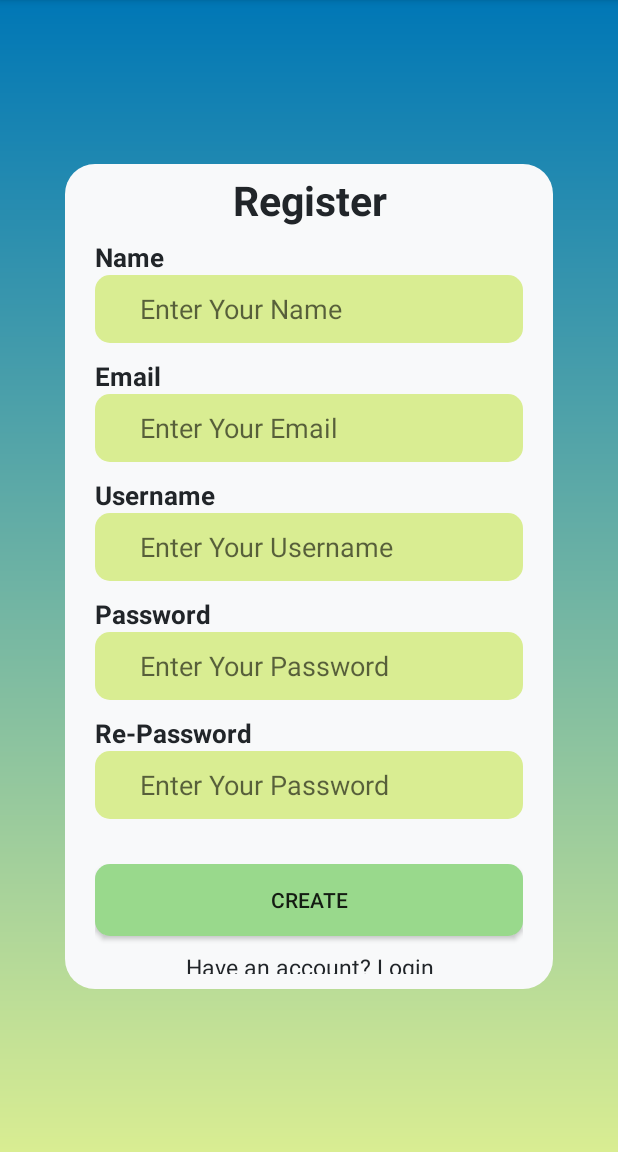
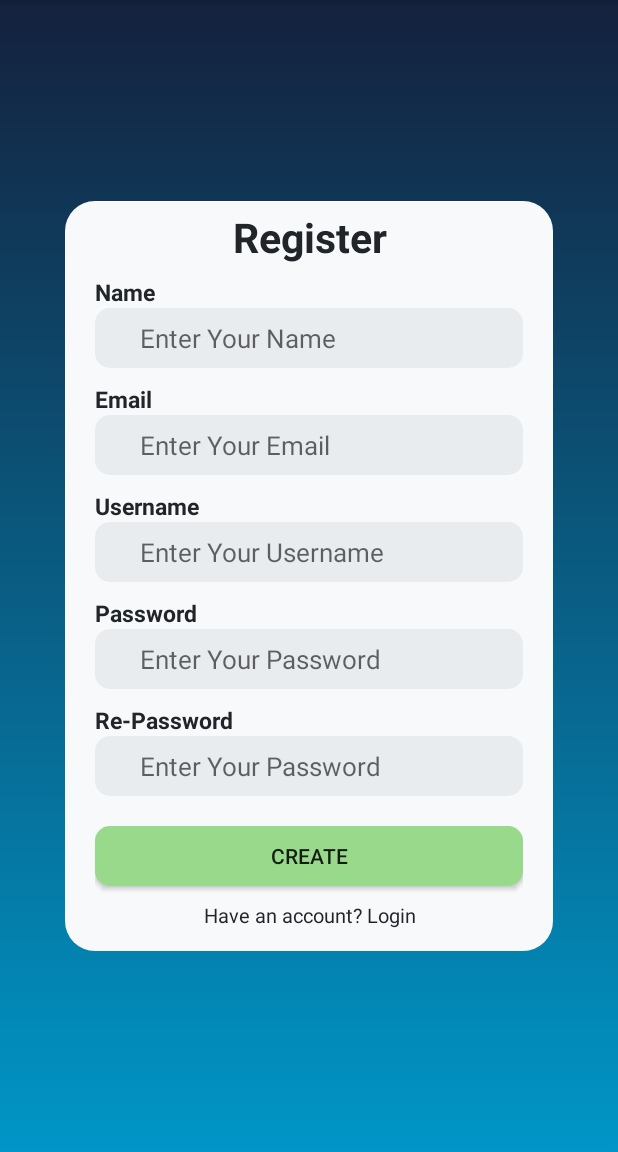
Before and after one commit to imeldasisca/TA-PAM, an Android app: the register_activity screen opened directly, with no data from a screen before it, on a phone screen of 412 x 824 dp, the part 84-1236 px from its top. Run offline under Robolectric (Android 15) with nearby library versions, the phone set to English and light mode, and no system bars.

Commit message:
progress1

```diff
--- a/app/build.gradle
+++ b/app/build.gradle
@@ -1,5 +1,6 @@
 plugins {
     id 'com.android.application'
+    id 'com.google.gms.google-services'
 }
 
 android {
@@ -33,6 +34,7 @@ dependencies {
     implementation 'androidx.recyclerview:recyclerview:1.2.1'
     implementation 'com.google.android.material:material:1.6.0'
     implementation 'androidx.constraintlayout:constraintlayout:2.1.4'
+    implementation 'com.google.firebase:firebase-auth:21.0.5'
     testImplementation 'junit:junit:4.13.2'
     androidTestImplementation 'androidx.test.ext:junit:1.1.3'
     androidTestImplementation 'androidx.test.espresso:espresso-core:3.4.0'
--- a/app/src/main/AndroidManifest.xml
+++ b/app/src/main/AndroidManifest.xml
@@ -13,10 +13,10 @@
             android:name=".register_activity"
             android:exported="false" />
         <activity
-            android:name=".login_activity"
+            android:name=".MainActivity"
             android:exported="false" />
         <activity
-            android:name=".MainActivity"
+            android:name=".login_activity"
             android:exported="true">
             <intent-filter>
                 <action android:name="android.intent.action.MAIN" />
--- a/app/src/main/res/drawable/bg.xml
+++ b/app/src/main/res/drawable/bg.xml
@@ -1,9 +1,9 @@
 <?xml version="1.0" encoding="utf-8"?>
 <shape xmlns:android="http://schemas.android.com/apk/res/android">
     <gradient
-        android:startColor="#0077b6"
-        android:endColor="#d9ed92"
-        android:angle="-90"
+        android:startColor="#14213d"
+        android:endColor="#0096c7"
+        android:angle="-100"
         >
     </gradient>
 </shape>
--- a/app/src/main/res/drawable/isi_regist.xml
+++ b/app/src/main/res/drawable/isi_regist.xml
@@ -1,7 +1,7 @@
 <?xml version="1.0" encoding="utf-8"?>
 <shape xmlns:android="http://schemas.android.com/apk/res/android">
     <solid
-        android:color="#d9ed92"
+        android:color="#e9ecef"
         />
     <corners
         android:radius="10dp"
--- a/app/src/main/res/layout/activity_register.xml
+++ b/app/src/main/res/layout/activity_register.xml
@@ -10,7 +10,7 @@
 
     <FrameLayout
         android:layout_width="325dp"
-        android:layout_height="550dp"
+        android:layout_height="500dp"
         app:layout_constraintBottom_toBottomOf="parent"
         app:layout_constraintEnd_toEndOf="parent"
         app:layout_constraintStart_toStartOf="parent"
@@ -58,16 +58,17 @@
                 android:textColor="#212529"
                 android:textStyle="bold"
                 android:layout_marginTop="10dp"
-                android:textSize="17dp"/>
+                android:textSize="15dp"/>
 
             <EditText
                 android:id="@+id/et_nama"
                 android:layout_width="match_parent"
-                android:layout_height="45dp"
+                android:layout_height="40dp"
                 android:background="@drawable/isi_regist"
                 android:inputType="textPersonName"
                 android:paddingLeft="30dp"
                 android:hint="Enter Your Name"
+                android:textSize="17dp"
                 android:textColor="#767676"
                 tools:layout_editor_absoluteX="0dp"
                 tools:layout_editor_absoluteY="0dp" />
@@ -80,16 +81,17 @@
                 android:textColor="#212529"
                 android:textStyle="bold"
                 android:layout_marginTop="10dp"
-                android:textSize="17dp"/>
+                android:textSize="15dp"/>
 
             <EditText
                 android:id="@+id/et_email"
                 android:layout_width="match_parent"
-                android:layout_height="45dp"
+                android:layout_height="40dp"
                 android:background="@drawable/isi_regist"
                 android:inputType="textEmailAddress"
                 android:paddingLeft="30dp"
                 android:hint="Enter Your Email"
+                android:textSize="17dp"
                 android:textColor="#767676"
                 tools:layout_editor_absoluteX="0dp"
                 tools:layout_editor_absoluteY="0dp" />
@@ -102,16 +104,17 @@
                 android:textColor="#212529"
                 android:textStyle="bold"
                 android:layout_marginTop="10dp"
-                android:textSize="17dp"/>
+                android:textSize="15dp"/>
 
             <EditText
                 android:id="@+id/et_username"
                 android:layout_width="match_parent"
-                android:layout_height="45dp"
+                android:layout_height="40dp"
                 android:background="@drawable/isi_regist"
                 android:inputType="textPersonName"
                 android:paddingLeft="30dp"
                 android:hint="Enter Your Username"
+                android:textSize="17dp"
                 android:textColor="#767676"
                 tools:layout_editor_absoluteX="0dp"
                 tools:layout_editor_absoluteY="0dp" />
@@ -124,16 +127,17 @@
                 android:textColor="#212529"
                 android:textStyle="bold"
                 android:layout_marginTop="10dp"
-                android:textSize="17dp"/>
+                android:textSize="15dp"/>
 
             <EditText
                 android:id="@+id/et_pass"
                 android:layout_width="match_parent"
-                android:layout_height="45dp"
+                android:layout_height="40dp"
                 android:background="@drawable/isi_regist"
                 android:inputType="textPersonName"
                 android:paddingLeft="30dp"
                 android:hint="Enter Your Password"
+                android:textSize="17dp"
                 android:textColor="#767676"
                 tools:layout_editor_absoluteX="0dp"
                 tools:layout_editor_absoluteY="0dp" />
@@ -146,25 +150,26 @@
                 android:textColor="#212529"
                 android:textStyle="bold"
                 android:layout_marginTop="10dp"
-                android:textSize="17dp"/>
+                android:textSize="15dp"/>
 
             <EditText
                 android:id="@+id/et_repass"
                 android:layout_width="match_parent"
-                android:layout_height="45dp"
+                android:layout_height="40dp"
                 android:background="@drawable/isi_regist"
                 android:inputType="textPersonName"
                 android:paddingLeft="30dp"
                 android:hint="Enter Your Password"
                 android:textColor="#767676"
+                android:textSize="17dp"
                 tools:layout_editor_absoluteX="0dp"
                 tools:layout_editor_absoluteY="0dp" />
 
             <Button
                 android:id="@+id/button"
                 android:layout_width="match_parent"
-                android:layout_height="wrap_content"
-                android:layout_marginTop="30dp"
+                android:layout_height="40dp"
+                android:layout_marginTop="20dp"
                 android:layout_gravity="center"
                 android:background="@drawable/btn_create"
                 android:text="CREATE" />
@@ -177,7 +182,7 @@
                 android:textColor="#212529"
                 android:textAlignment="center"
                 android:layout_marginTop="10dp"
-                android:textSize="15dp"/>
+                android:textSize="13dp"/>
 
 
 
--- a/build.gradle
+++ b/build.gradle
@@ -1,4 +1,8 @@
-// Top-level build file where you can add configuration options common to all sub-projects/modules.
+buildscript {
+    dependencies {
+        classpath 'com.google.gms:google-services:4.3.10'
+    }
+}// Top-level build file where you can add configuration options common to all sub-projects/modules.
 plugins {
     id 'com.android.application' version '7.1.1' apply false
     id 'com.android.library' version '7.1.1' apply false
```
Also changed, not shown: app/src/main/java/com/example/ta_pam/login_activity.java (+13 -0 lines), app/src/main/res/layout/activity_login.xml (+25 -9 lines), app/src/main/res/font/Angelica.otf (deleted), app/src/main/res/font/bohemian.otf (renamed from app/src/main/res/font/Bohemian.otf), app/src/main/res/font/carlo.otf (renamed from app/src/main/res/font/Carlo.otf), app/src/main/res/font/dakota.ttf (renamed from app/src/main/res/font/Dakota.ttf), app/src/main/res/font/mosthat.otf (renamed from app/src/main/res/font/Mosthat.otf), app/src/main/res/font/orderup.ttf (renamed from app/src/main/res/font/OrderUp.ttf), app/src/main/res/font/williesh.ttf (renamed from app/src/main/res/font/Williesh.ttf), 1 other file.
